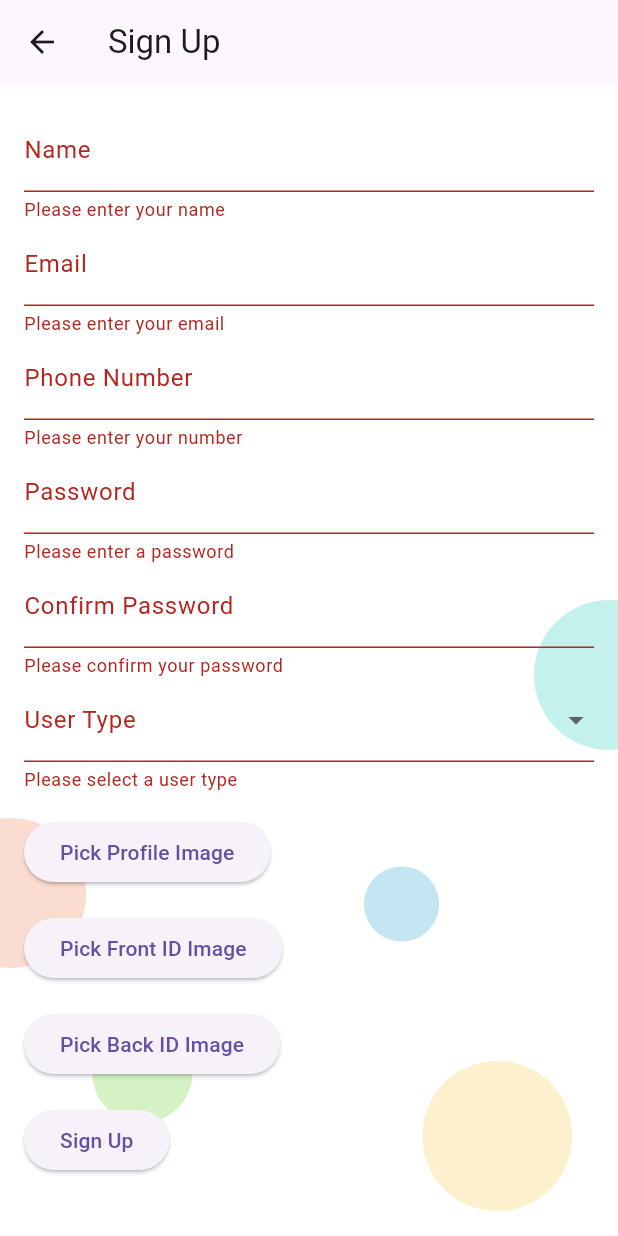
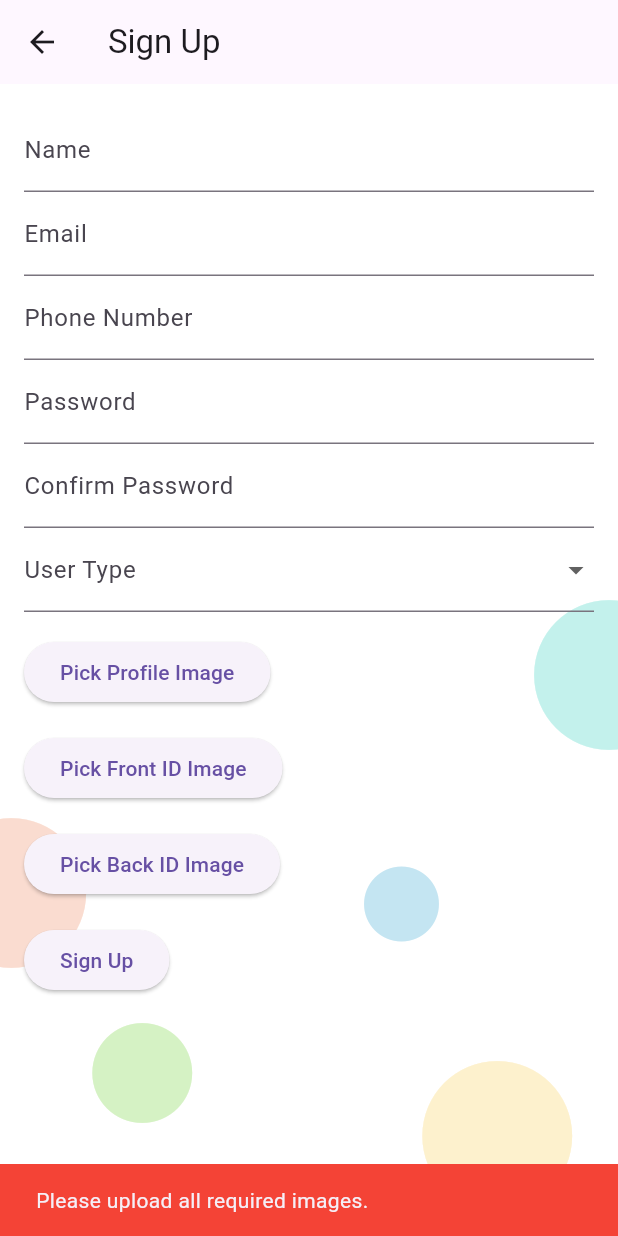
Before and after one commit to soganipranay/tb_deliveryapp, a Flutter app: the SignUpPage screen opened directly, after a tap on "Sign Up", on a phone screen of 412 x 824 dp. Run offline on Flutter 3.47's test engine with Material 3 defaults, Android fonts, the phone set to English and light mode, and no system bars; our stand-ins replace cloud_firestore, firebase_auth, firebase_core, firebase_messaging, firebase_storage, geolocator and 2 more; missing offline and left inert: qr_code_scanner; accounts and stored records are empty.

Commit message:
stashed data

```diff
--- a/lib/views/loginAuth/signUp.dart
+++ b/lib/views/loginAuth/signUp.dart
@@ -348,13 +348,26 @@ class _SignUpPageState extends State<SignUpPage> {
                             onPressed: () async {
                               try {
                                 setState(() {
-                                  _isLoading =
-                                      true; // Set loading state to true
+                                  _isLoading = true;
                                 });
+
+                                // Check if profile images are not uploaded
+                                if (_profileImage == null ||
+                                    _frontIdImage == null ||
+                                    _backIdImage == null) {
+                                  ScaffoldMessenger.of(context).showSnackBar(
+                                    SnackBar(
+                                      content: Text(
+                                          'Please upload all required images.'),
+                                      backgroundColor: Colors.red,
+                                    ),
+                                  );
+                                  return;
+                                }
 
                                 if (_formKey.currentState!.validate()) {
                                   _formKey.currentState!.save();
-                                  // Create a new user with email and password
+
                                   UserCredential userCredential =
                                       await FirebaseAuth.instance
                                           .createUserWithEmailAndPassword(
@@ -362,28 +375,22 @@ class _SignUpPageState extends State<SignUpPage> {
                                     password: _password!,
                                   );
 
-                                  // Check if the user is created successfully
                                   if (userCredential.user != null) {
-                                    // User creation was successful
-                                    // Add additional user data to Firestore
                                     await _addUserDataToFirestore(
                                         userCredential.user!);
 
-                                    // Navigate to the next screen or perform any desired action
-                                    // For example:
-                                    Navigator.of(context)
-                                        .pushReplacement(MaterialPageRoute(
-                                      builder: (context) => LoginPage(),
-                                    ));
+                                    Navigator.of(context).pushReplacement(
+                                      MaterialPageRoute(
+                                        builder: (context) => LoginPage(),
+                                      ),
+                                    );
                                   }
                                 }
                               } catch (e) {
-                                // Handle any errors that occurred during user creation
                                 print("Error: $e");
                               } finally {
                                 setState(() {
-                                  _isLoading =
-                                      false; // Set loading state to false
+                                  _isLoading = false;
                                 });
                               }
                             },
```
